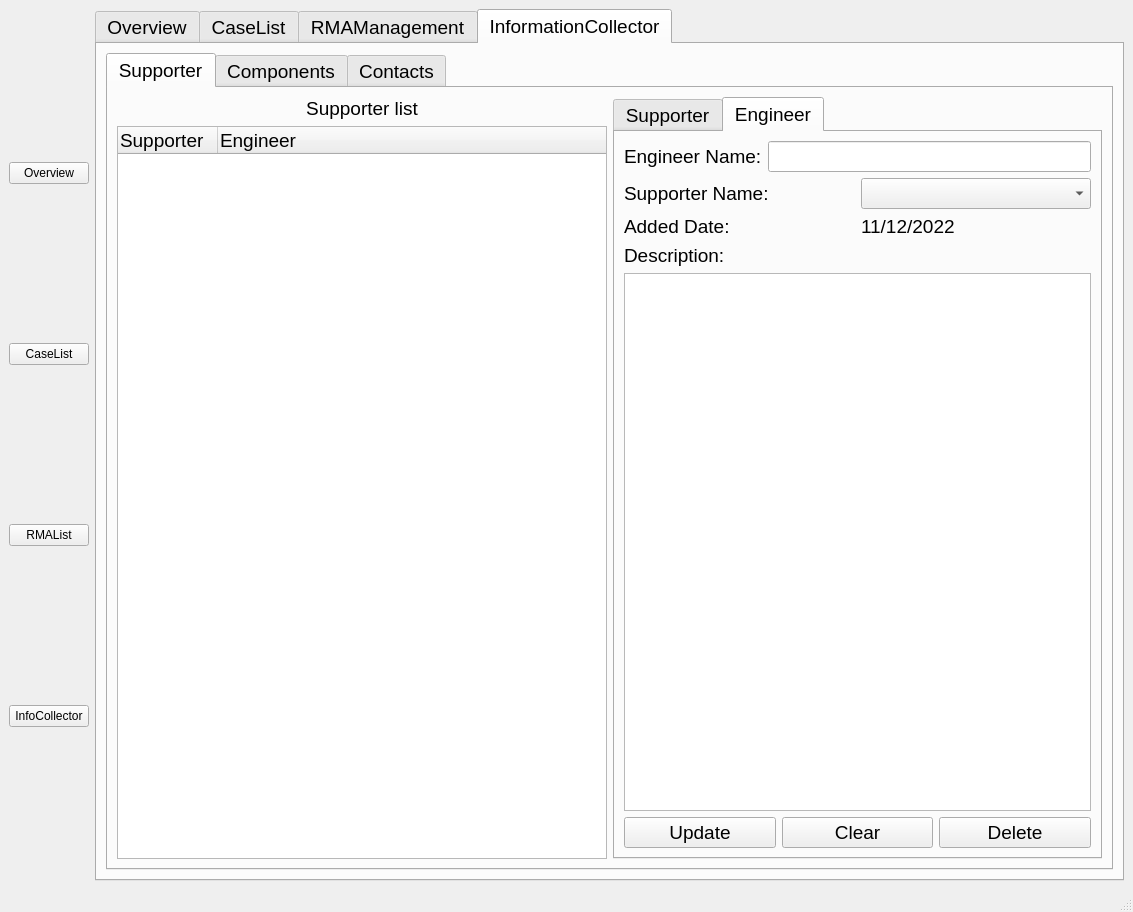
Qt form main_ui.ui (swanduron/nvbug) before a commit.
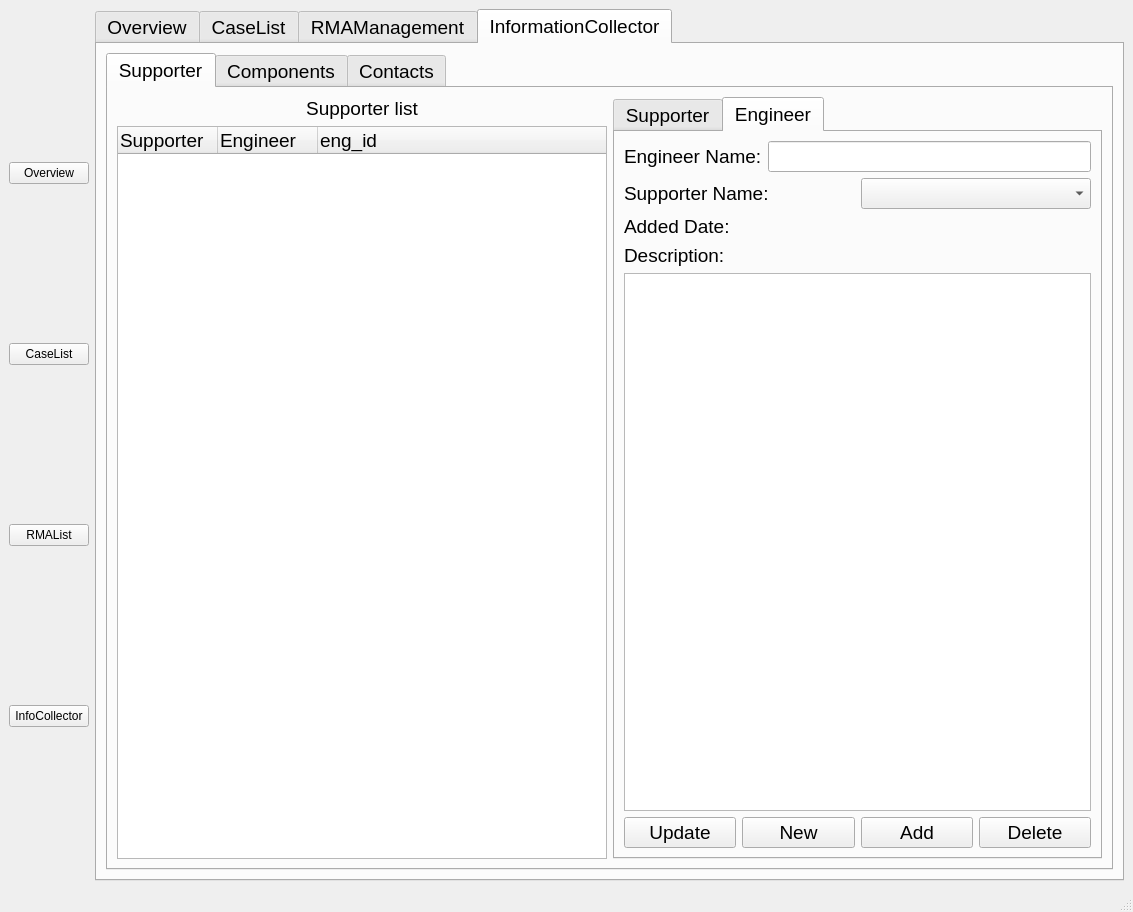
The same form after that commit. The open tabs and pages were chosen to show the change.

```diff
--- a/main_ui.ui
+++ b/main_ui.ui
@@ -779,6 +779,11 @@
                   <string>Engineer</string>
                  </property>
                 </column>
+                <column>
+                 <property name="text">
+                  <string>eng_id</string>
+                 </property>
+                </column>
                </widget>
               </item>
              </layout>
@@ -914,7 +919,7 @@
                   <item>
                    <widget class="QLabel" name="label_31">
                     <property name="text">
-                     <string>11/12/2022</string>
+                     <string/>
                     </property>
                    </widget>
                   </item>
@@ -939,10 +944,17 @@
                     </property>
                    </widget>
                   </item>
+                  <item>
+                   <widget class="QPushButton" name="pushButton_24">
+                    <property name="text">
+                     <string>New</string>
+                    </property>
+                   </widget>
+                  </item>
                   <item>
                    <widget class="QPushButton" name="pushButton_12">
                     <property name="text">
-                     <string>Clear</string>
+                     <string>Add</string>
                     </property>
                    </widget>
                   </item>
```
Left out of the diff: 20 changed lines with no effect on the pictures.
